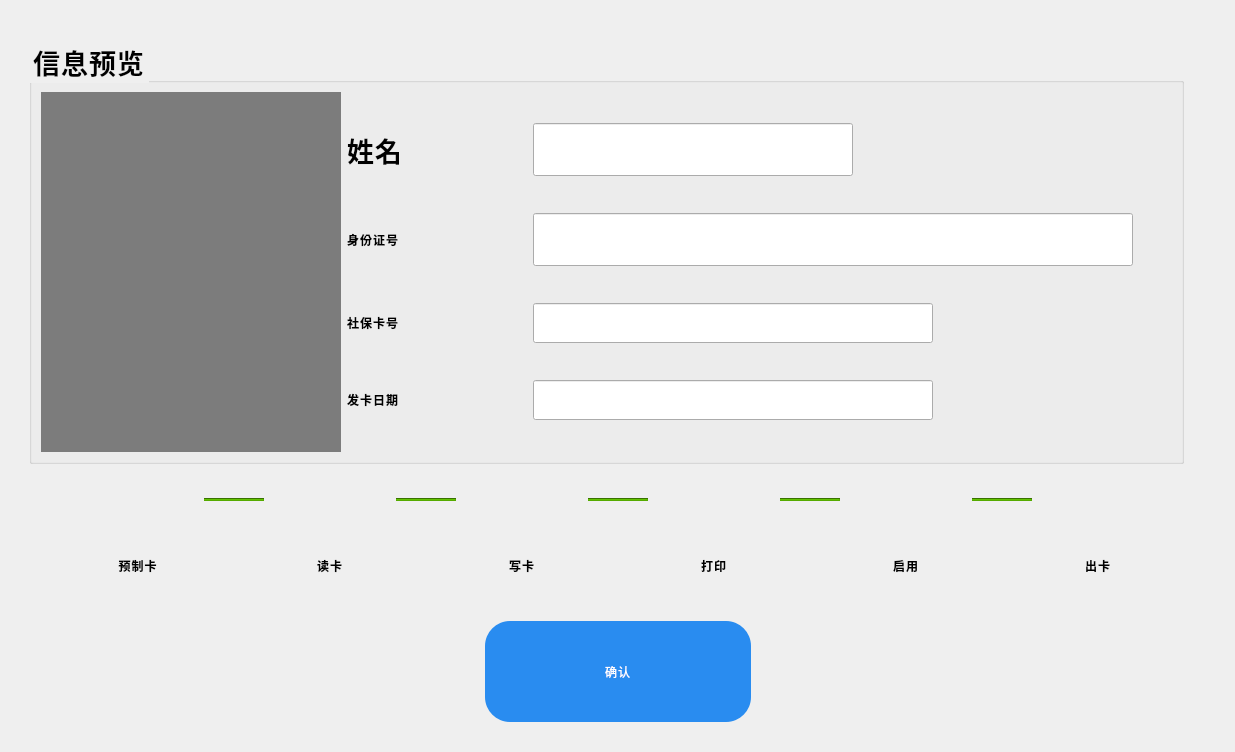
First picture: the form in SSCard_System/uc_makecard.ui, repository leithergit/SSCard_System, before the edit.
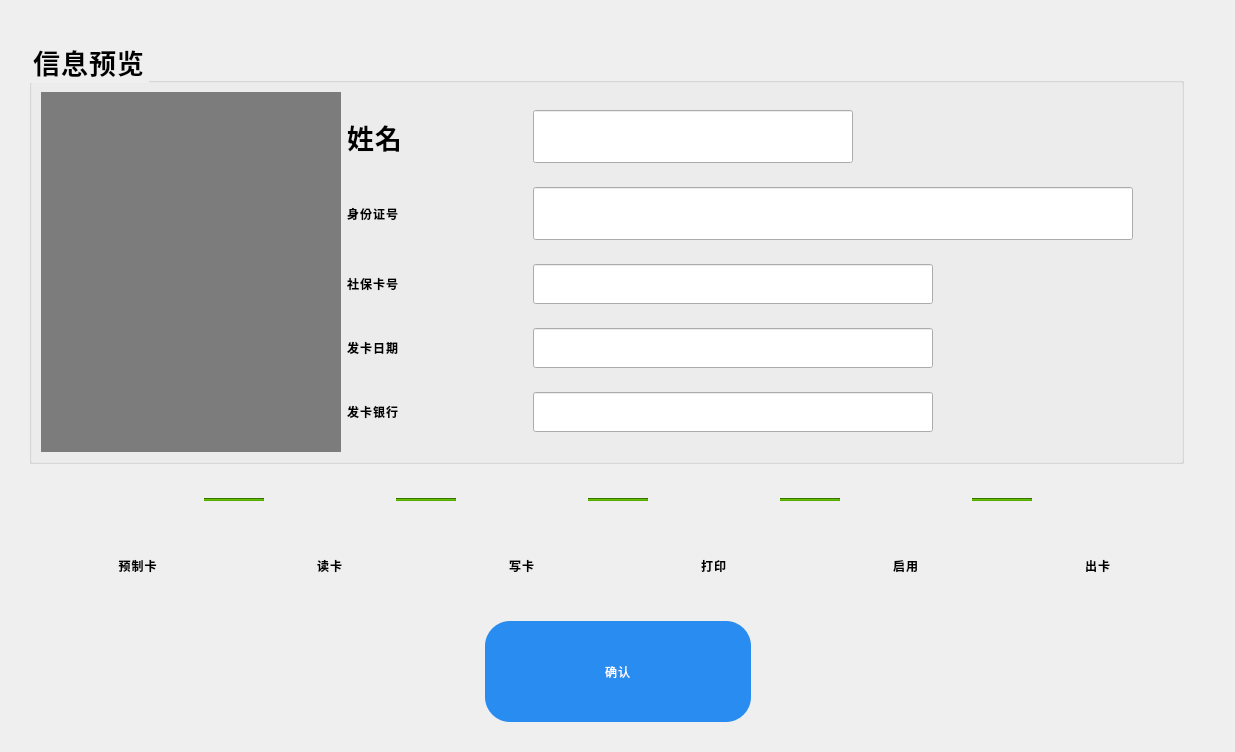
Second picture: the form after the edit. Icons and pictures are not drawn.

Diff of the .ui file:
```diff
--- a/SSCard_System/uc_makecard.ui
+++ b/SSCard_System/uc_makecard.ui
@@ -315,6 +315,55 @@
             </item>
            </layout>
           </item>
+          <item>
+           <layout class="QHBoxLayout" name="horizontalLayout_22">
+            <item>
+             <widget class="QLabel" name="label_9">
+              <property name="minimumSize">
+               <size>
+                <width>180</width>
+                <height>40</height>
+               </size>
+              </property>
+              <property name="text">
+               <string>发卡银行</string>
+              </property>
+             </widget>
+            </item>
+            <item>
+             <widget class="QLineEdit" name="lineEdit_Bank">
+              <property name="minimumSize">
+               <size>
+                <width>400</width>
+                <height>40</height>
+               </size>
+              </property>
+              <property name="styleSheet">
+               <string notr="true">font: 57 24pt &quot;思源黑体 CN Medium&quot;;</string>
+              </property>
+              <property name="text">
+               <string/>
+              </property>
+              <property name="readOnly">
+               <bool>true</bool>
+              </property>
+             </widget>
+            </item>
+            <item>
+             <spacer name="horizontalSpacer_17">
+              <property name="orientation">
+               <enum>Qt::Horizontal</enum>
+              </property>
+              <property name="sizeHint" stdset="0">
+               <size>
+                <width>40</width>
+                <height>24</height>
+               </size>
+              </property>
+             </spacer>
+            </item>
+           </layout>
+          </item>
          </layout>
         </item>
        </layout>
```
